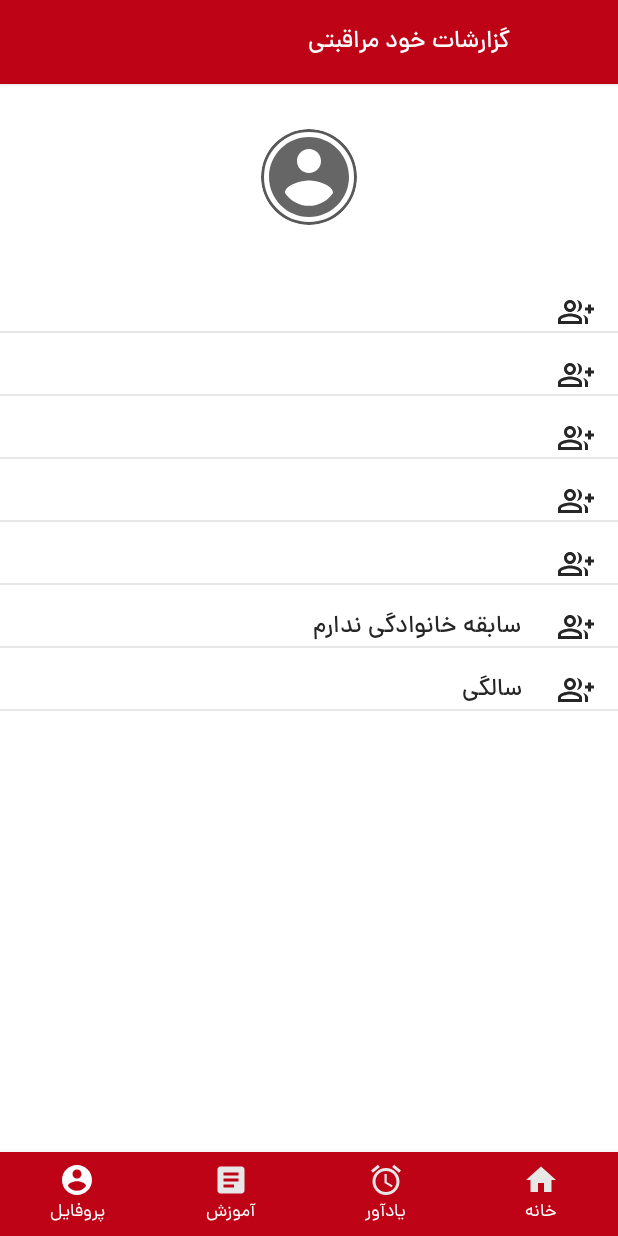
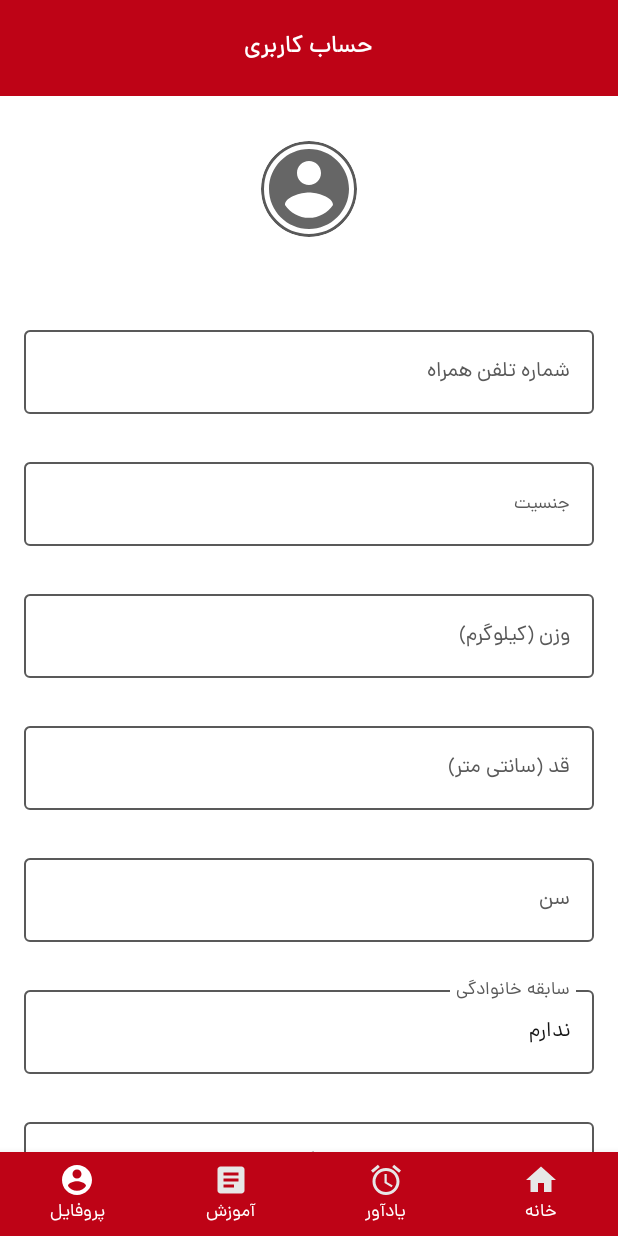
Before and after one commit to zahrahoseyni/hemophiliaapp, an Android app built with Jetpack Compose: the ProfileScreen screen opened through its navigation route, on a phone screen of 412 x 824 dp. Run offline under Robolectric (Android 15) with nearby library versions, the phone set to English and light mode, and no system bars; our stand-ins replace Dagger/Hilt's generated code, Room's generated code; libraries missing offline, so code that uses them is left out: androidx.datastore.preferences; 3 statements that could not run were skipped.

Commit message:
Add final design of profile screen fix bug in toolbar

```diff
--- a/app/src/main/java/zahra/hosseini/hemophiliaapp/authentication/data/UserInfoEntity.kt
+++ b/app/src/main/java/zahra/hosseini/hemophiliaapp/authentication/data/UserInfoEntity.kt
@@ -8,18 +8,18 @@ import zahra.hosseini.hemophiliaapp.core.datastore.database.DatabaseConstants
 @Entity(tableName = DatabaseConstants.USER_INFO_TABLE)
 open class UserInfoEntity(
     @PrimaryKey(autoGenerate = false)
-    val phoneNumber: String,
+    var phoneNumber: String,
     @ColumnInfo(name = "sex")
-    val sex: String,
+    var sex: String,
     @ColumnInfo(name = "weight")
-    val weight: String,
+    var weight: String,
     @ColumnInfo(name = "height")
-    val height: String,
+    var height: String,
     @ColumnInfo(name = "age")
-    val age: String,
+    var age: String,
     @ColumnInfo(name = "family_history")
-    val familyHistory: Boolean,
+    var familyHistory: Boolean,
     @ColumnInfo(name = "time_of_diagnosis")
-    val timeOfDiagnosis: String,
+    var timeOfDiagnosis: String,
 
     )
--- a/app/src/main/java/zahra/hosseini/hemophiliaapp/authentication/presentation/RegisterScreen.kt
+++ b/app/src/main/java/zahra/hosseini/hemophiliaapp/authentication/presentation/RegisterScreen.kt
@@ -45,7 +45,7 @@ fun RegisterScreen(
     Column(
         modifier = Modifier
             .padding(20.dp)
-            .verticalScroll(state = scrollState), verticalArrangement = Arrangement.spacedBy(5.dp),
+            .verticalScroll(state = scrollState), verticalArrangement = Arrangement.spacedBy(8.dp),
         horizontalAlignment = Alignment.CenterHorizontally
     ) {
 
--- a/app/src/main/java/zahra/hosseini/hemophiliaapp/core/navigation/NavGraph.kt
+++ b/app/src/main/java/zahra/hosseini/hemophiliaapp/core/navigation/NavGraph.kt
@@ -10,6 +10,7 @@ import zahra.hosseini.hemophiliaapp.authentication.presentation.RegisterScreen
 import zahra.hosseini.hemophiliaapp.main.ui.*
 import zahra.hosseini.hemophiliaapp.main.ui.root.HomeScreen
 import zahra.hosseini.hemophiliaapp.main.ui.root.ProfileScreen
+import zahra.hosseini.hemophiliaapp.main.ui.root.TrainingScreen
 import zahra.hosseini.hemophiliaapp.splashscreen.ui.SplashScreen
 
 @Composable
--- a/app/src/main/java/zahra/hosseini/hemophiliaapp/core/presentation/design_system/component/ProfileRowItem.kt
+++ b/app/src/main/java/zahra/hosseini/hemophiliaapp/core/presentation/design_system/component/ProfileRowItem.kt
@@ -37,7 +37,7 @@ fun ProfileRowItem(
         ) {
             Text(
                 text = label, style = MaterialTheme.hemophiliaTypography.text16Medium,
-                color = MaterialTheme.hemophiliaColors.designSystem.Neutral40
+                color = MaterialTheme.hemophiliaColors.designSystem.Neutral30
             )
 
             Icon(
--- a/app/src/main/java/zahra/hosseini/hemophiliaapp/core/presentation/design_system/component/Toolbar.kt
+++ b/app/src/main/java/zahra/hosseini/hemophiliaapp/core/presentation/design_system/component/Toolbar.kt
@@ -1,31 +1,34 @@
 package zahra.hosseini.hemophiliaapp.core.presentation.design_system.component
 
+import androidx.compose.foundation.background
+import androidx.compose.foundation.layout.fillMaxWidth
+import androidx.compose.foundation.layout.wrapContentHeight
+import androidx.compose.foundation.layout.wrapContentWidth
 import androidx.compose.material.Icon
 import androidx.compose.material.IconButton
 import androidx.compose.material.Text
 import androidx.compose.material.TopAppBar
 import androidx.compose.material.icons.Icons
 import androidx.compose.material.icons.filled.ArrowBack
-import androidx.compose.material.icons.filled.Backspace
+import androidx.compose.material3.CenterAlignedTopAppBar
+import androidx.compose.material3.ExperimentalMaterial3Api
 import androidx.compose.material3.MaterialTheme
+import androidx.compose.material3.TopAppBarDefaults
 import androidx.compose.runtime.Composable
 import androidx.compose.runtime.CompositionLocalProvider
 import androidx.compose.ui.Modifier
-import androidx.compose.ui.draw.alpha
 import androidx.compose.ui.draw.rotate
 import androidx.compose.ui.platform.LocalLayoutDirection
-import androidx.compose.ui.res.stringResource
 import androidx.compose.ui.unit.LayoutDirection
-import androidx.compose.ui.unit.dp
-import zahra.hosseini.hemophiliaapp.R
 import zahra.hosseini.hemophiliaapp.core.presentation.design_system.theme.hemophiliaColors
 import zahra.hosseini.hemophiliaapp.core.presentation.design_system.theme.hemophiliaTypography
 
+@OptIn(ExperimentalMaterial3Api::class)
 @Composable
 fun Toolbar(header: String, showBackBtn: Boolean, onBackButtonClick: () -> Unit) {
     CompositionLocalProvider(LocalLayoutDirection provides LayoutDirection.Rtl) {
 
-        TopAppBar(
+        CenterAlignedTopAppBar(
             title = {
                 Text(
                     text = header, style = MaterialTheme.hemophiliaTypography.text16Medium,
@@ -40,13 +43,14 @@ fun Toolbar(header: String, showBackBtn: Boolean, onBackButtonClick: () -> Unit)
                             contentDescription = "Back Btn",
                             modifier = Modifier
                                 .rotate(180F)
+                                .wrapContentWidth()
+                                .wrapContentHeight(),
+                            tint = MaterialTheme.hemophiliaColors.designSystem.OnPrimary
                         )
                     }
             },
-            backgroundColor = MaterialTheme.hemophiliaColors.designSystem.Primary,
-            contentColor = MaterialTheme.hemophiliaColors.designSystem.OnPrimary,
-            elevation = 2.dp,
-
-            )
+            colors = TopAppBarDefaults.smallTopAppBarColors(containerColor = MaterialTheme.hemophiliaColors.designSystem.Primary),
+            modifier = Modifier.fillMaxWidth()
+        )
     }
 }
--- a/app/src/main/java/zahra/hosseini/hemophiliaapp/main/ui/MainScreen.kt
+++ b/app/src/main/java/zahra/hosseini/hemophiliaapp/main/ui/MainScreen.kt
@@ -39,7 +39,7 @@ fun MainScreen() {
         val header = when (currentRoute) {
             NavRoute.Login.path -> stringResource(id = R.string.login_with_number)
             NavRoute.Home.path -> stringResource(id = R.string.self_care_report)
-            NavRoute.Profile.path -> stringResource(id = R.string.self_care_report)
+            NavRoute.Profile.path -> stringResource(id = R.string.user_profile)
             NavRoute.Register.path -> stringResource(id = R.string.register)
             NavRoute.RegisterBleeding.path -> stringResource(id = R.string.register_bleeding)
             NavRoute.RegisterInjection.path -> stringResource(id = R.string.register_injection)
--- a/app/src/main/java/zahra/hosseini/hemophiliaapp/main/ui/root/ProfileScreen.kt
+++ b/app/src/main/java/zahra/hosseini/hemophiliaapp/main/ui/root/ProfileScreen.kt
@@ -16,15 +16,16 @@ import androidx.compose.ui.draw.clip
 import androidx.compose.ui.layout.ContentScale
 import androidx.compose.ui.platform.LocalContext
 import androidx.compose.ui.res.painterResource
+import androidx.compose.ui.res.stringResource
+import androidx.compose.ui.text.input.KeyboardType
 import androidx.compose.ui.tooling.preview.Preview
 import androidx.compose.ui.unit.dp
 import androidx.hilt.navigation.compose.hiltViewModel
 import kotlinx.coroutines.launch
 import zahra.hosseini.hemophiliaapp.R
 import zahra.hosseini.hemophiliaapp.authentication.AuthenticationViewModel
-import zahra.hosseini.hemophiliaapp.authentication.data.EmptyUserInfoEntity
-import zahra.hosseini.hemophiliaapp.authentication.data.UserInfoEntity
-import zahra.hosseini.hemophiliaapp.core.presentation.design_system.component.ProfileRowItem
+import zahra.hosseini.hemophiliaapp.core.presentation.design_system.component.LargeDropdownMenu
+import zahra.hosseini.hemophiliaapp.core.presentation.design_system.component.RtlLabelInOutlineTextField
 import zahra.hosseini.hemophiliaapp.core.presentation.design_system.theme.hemophiliaColors
 
 @Composable
@@ -35,13 +36,41 @@ fun ProfileScreen(
     val scrollState = rememberScrollState()
     val context = LocalContext.current
     val coroutineScope = rememberCoroutineScope()
-    var userInfoEntity by remember { mutableStateOf(EmptyUserInfoEntity()) }
+
+    var (phoneNumber, setPhoneNumber) = remember { mutableStateOf("") }
+    var (weight, setWeight) = remember { mutableStateOf("") }
+    var (height, setHeight) = remember { mutableStateOf("") }
+    var (age, setAge) = remember { mutableStateOf("") }
+    var (timeOfDiagnosis, setTimeOfDiagnosis) = remember { mutableStateOf("") }
+
+    val sexOptions =
+        listOf(stringResource(id = R.string.woman), stringResource(id = R.string.man))
+    var sexSelectedIndex by remember { mutableStateOf(-1) }
+
+    val familyHistoryOptions =
+        listOf(stringResource(id = R.string.have), stringResource(id = R.string.have_not))
+    var familyHistorySelectedIndex by remember { mutableStateOf(-1) }
 
     LaunchedEffect(Unit) {
         coroutineScope.launch {
             viewModel.getUserDetails()
             viewModel.userDetails.collect { user ->
-                userInfoEntity = user as EmptyUserInfoEntity
+                setPhoneNumber(user.phoneNumber)
+                setWeight(user.weight)
+                setHeight(user.height)
+                setAge(user.age)
+                setTimeOfDiagnosis(user.timeOfDiagnosis)
+                sexSelectedIndex = when (user.sex) {
+                    "مرد" -> 0
+                    "زن" -> 1
+                    else -> {
+                        -1
+                    }
+                }
+                familyHistorySelectedIndex = when (user.familyHistory) {
+                    true -> 0
+                    false -> 1
+                }
             }
 
         }
@@ -52,8 +81,9 @@ fun ProfileScreen(
             .fillMaxWidth()
             .verticalScroll(state = scrollState)
             .fillMaxHeight()
-            .padding(top = 30.dp),
-        horizontalAlignment = Alignment.CenterHorizontally
+            .padding(top = 30.dp, bottom = 60.dp),
+        horizontalAlignment = Alignment.CenterHorizontally,
+        verticalArrangement = Arrangement.spacedBy(8.dp)
     ) {
         Image(
             painter = painterResource(R.drawable.ic_profile),
@@ -75,21 +105,59 @@ fun ProfileScreen(
                 .height(30.dp)
         )
 
-        val familyHistory = when (userInfoEntity.familyHistory) {
-            true -> "سابقه خانوادگی دارم"
-            false -> "سابقه خانوادگی ندارم"
-            else -> {
-                "_"
-            }
-        }
+        RtlLabelInOutlineTextField(
+            label = stringResource(id = R.string.phone_number),
+            inputType = KeyboardType.Number,
+            value = phoneNumber,
+            setValue = setPhoneNumber,
+            11
+        )
 
-        ProfileRowItem(label = userInfoEntity.phoneNumber, iconRes = R.drawable.ic_outline_group_add_24)
-        ProfileRowItem(label = userInfoEntity.sex, iconRes = R.drawable.ic_outline_group_add_24)
-        ProfileRowItem(label = userInfoEntity.weight, iconRes = R.drawable.ic_outline_group_add_24)
-        ProfileRowItem(label = userInfoEntity.height, iconRes = R.drawable.ic_outline_group_add_24)
-        ProfileRowItem(label = userInfoEntity.age, iconRes = R.drawable.ic_outline_group_add_24)
-        ProfileRowItem(label = familyHistory, iconRes = R.drawable.ic_outline_group_add_24)
-        ProfileRowItem(label = "${userInfoEntity.timeOfDiagnosis} سالگی", iconRes = R.drawable.ic_outline_group_add_24)
+        LargeDropdownMenu(
+            label = stringResource(id = R.string.sex),
+            items = sexOptions,
+            selectedIndex = sexSelectedIndex,
+            onItemSelected = { index, _ -> sexSelectedIndex = index },
+        )
+
+        RtlLabelInOutlineTextField(
+            label = stringResource(id = R.string.weight),
+            inputType = KeyboardType.NumberPassword,
+            value = weight,
+            setValue = setWeight,
+            3
+        )
+
+        RtlLabelInOutlineTextField(
+            label = stringResource(id = R.string.height),
+            inputType = KeyboardType.NumberPassword,
+            value = height,
+            setValue = setHeight,
+            3
+        )
+
+        RtlLabelInOutlineTextField(
+            label = stringResource(id = R.string.age),
+            inputType = KeyboardType.NumberPassword,
+            value = age,
+            setValue = setAge,
+            3
+        )
+
+        LargeDropdownMenu(
+            label = stringResource(id = R.string.family_history),
+            items = familyHistoryOptions,
+            selectedIndex = familyHistorySelectedIndex,
+            onItemSelected = { index, _ -> familyHistorySelectedIndex = index },
+        )
+
+        RtlLabelInOutlineTextField(
+            label = stringResource(id = R.string.timeـofـdiagnosis),
+            inputType = KeyboardType.NumberPassword,
+            value = timeOfDiagnosis,
+            setValue = setTimeOfDiagnosis,
+            3
+        )
 
 
     }
--- a/app/src/main/java/zahra/hosseini/hemophiliaapp/main/ui/root/TrainingScreen.kt
+++ b/app/src/main/java/zahra/hosseini/hemophiliaapp/main/ui/root/TrainingScreen.kt
@@ -1,4 +1,4 @@
-package zahra.hosseini.hemophiliaapp.main.ui
+package zahra.hosseini.hemophiliaapp.main.ui.root
 
 import androidx.compose.runtime.Composable
 
```
